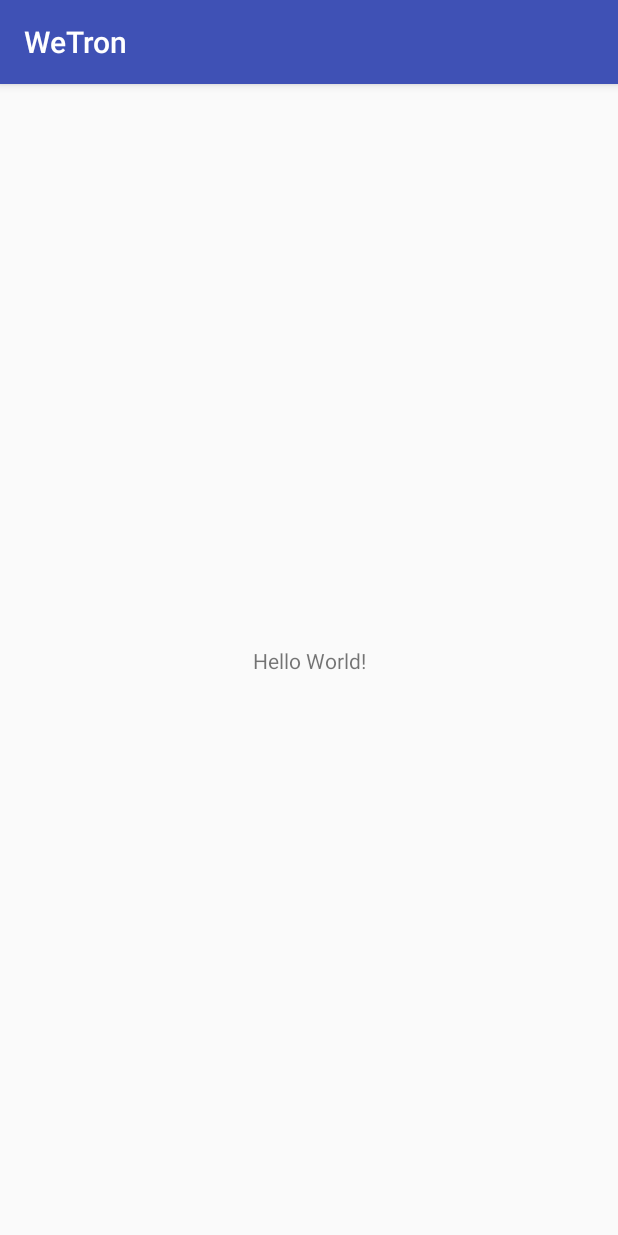
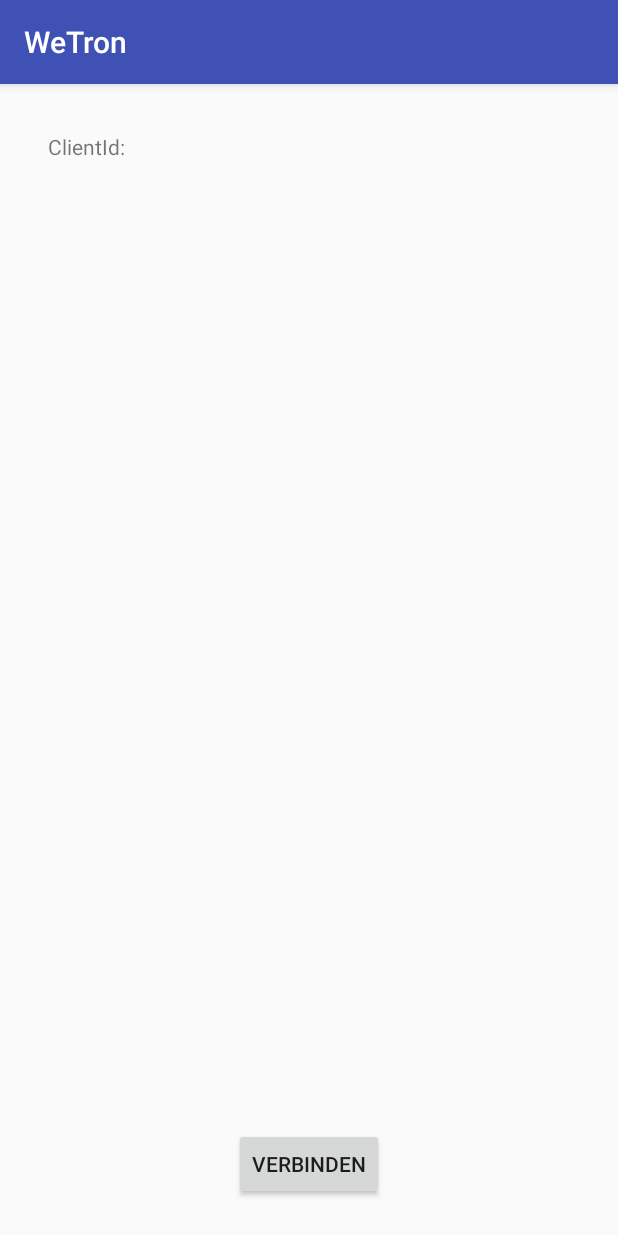
Before and after one commit to MasterInformatikHsBochum/weTron-frontend-android, an Android app: the screen it shows after launch (WeTronActivity), on a phone screen of 412 x 824 dp. Run offline under Robolectric (Android 15) with nearby library versions, the phone set to English and light mode, and no system bars; libraries missing offline, so code that uses them is left out: org.eclipse.paho.

Commit message:
POC for MQTT

```diff
--- a/03_Android/app/src/main/java/de/hs_bochum/wetron/WeTronActivity.java
+++ /dev/null
@@ -1,13 +0,0 @@
-package hs_bochum.de.wetron;
-
-import android.support.v7.app.AppCompatActivity;
-import android.os.Bundle;
-
-public class WeTronActivity extends AppCompatActivity {
-
-    @Override
-    protected void onCreate(Bundle savedInstanceState) {
-        super.onCreate(savedInstanceState);
-        setContentView(R.layout.activity_we_tron);
-    }
-}
--- /dev/null
+++ b/03_Android/app/src/main/java/de/hs_bochum/wetron/WeTronActivity.kt
@@ -0,0 +1,65 @@
+package de.hs_bochum.wetron
+
+import android.support.v7.app.AppCompatActivity
+import android.os.Bundle
+import android.view.View
+import android.widget.Toast
+import kotlinx.android.synthetic.main.activity_we_tron.*
+
+import hs_bochum.de.wetron.R
+import hs_bochum.de.wetron.R.id.clientIdTextview
+import hs_bochum.de.wetron.R.id.verbindenButton
+import org.eclipse.paho.client.mqttv3.IMqttDeliveryToken
+import org.eclipse.paho.client.mqttv3.MqttCallback
+import org.eclipse.paho.client.mqttv3.MqttClient
+import org.eclipse.paho.client.mqttv3.MqttMessage
+import org.eclipse.paho.client.mqttv3.persist.MemoryPersistence
+
+
+
+class WeTronActivity : AppCompatActivity(), MqttCallback {
+
+
+    override fun connectionLost(cause: Throwable?) {
+        TODO("not implemented") //To change body of created functions use File | Settings | File Templates.
+    }
+
+    override fun deliveryComplete(token: IMqttDeliveryToken?) {
+        TODO("not implemented") //To change body of created functions use File | Settings | File Templates.
+    }
+
+
+    override fun messageArrived(topic: String?, message: MqttMessage?) {
+        Toast.makeText(this, "Message received: " + message, Toast.LENGTH_SHORT).show();
+    }
+
+    override fun onCreate(savedInstanceState: Bundle?) {
+        super.onCreate(savedInstanceState)
+        setContentView(R.layout.activity_we_tron)
+        initButton()
+    }
+
+    private fun initButton() {
+        verbindenButton.setOnClickListener(View.OnClickListener {
+            connect();
+        })
+    }
+
+    fun connect(){
+        try{
+            val client = MqttClient(
+                    "tcp://193.175.85.50:1883", //URI
+                    MqttClient.generateClientId(), //ClientId
+                    MemoryPersistence()) //Persistence
+            client.connect();
+            clientIdTextview.setText(client.clientId);
+            client.setCallback(this);
+        }catch (e : Exception){
+            showErrorMessage(e.message);
+        }
+    }
+
+    private fun showErrorMessage(message: String?) {
+        Toast.makeText(this, message, Toast.LENGTH_SHORT).show();
+    }
+}
--- a/03_Android/app/src/main/res/layout/activity_we_tron.xml
+++ b/03_Android/app/src/main/res/layout/activity_we_tron.xml
@@ -4,15 +4,36 @@
     xmlns:tools="http://schemas.android.com/tools"
     android:layout_width="match_parent"
     android:layout_height="match_parent"
-    tools:context="hs_bochum.de.wetron.WeTronActivity">
+    tools:context="de.hs_bochum.wetron.WeTronActivity">
+
+    <Button
+        android:id="@+id/verbindenButton"
+        android:layout_width="wrap_content"
+        android:layout_height="wrap_content"
+        android:layout_marginBottom="24dp"
+        android:layout_marginEnd="8dp"
+        android:layout_marginStart="8dp"
+        android:text="Verbinden"
+        app:layout_constraintBottom_toBottomOf="parent"
+        app:layout_constraintEnd_toEndOf="parent"
+        app:layout_constraintStart_toStartOf="parent" />
 
     <TextView
+        android:id="@+id/clientIdLabel"
         android:layout_width="wrap_content"
         android:layout_height="wrap_content"
-        android:text="Hello World!"
-        app:layout_constraintBottom_toBottomOf="parent"
-        app:layout_constraintLeft_toLeftOf="parent"
-        app:layout_constraintRight_toRightOf="parent"
+        android:layout_marginStart="32dp"
+        android:layout_marginTop="32dp"
+        android:text="ClientId:"
+        app:layout_constraintStart_toStartOf="parent"
         app:layout_constraintTop_toTopOf="parent" />
 
+    <TextView
+        android:id="@+id/clientIdTextview"
+        android:layout_width="wrap_content"
+        android:layout_height="wrap_content"
+        android:layout_marginStart="32dp"
+        android:layout_marginTop="0dp"
+        app:layout_constraintStart_toEndOf="@+id/clientIdLabel"
+        app:layout_constraintTop_toTopOf="@+id/clientIdLabel" />
 </android.support.constraint.ConstraintLayout>
--- a/03_Android/build.gradle
+++ b/03_Android/build.gradle
@@ -1,11 +1,13 @@
 // Top-level build file where you can add configuration options common to all sub-projects/modules.
 
 buildscript {
+    ext.kotlin_version = '1.1.2-4'
     repositories {
         jcenter()
     }
     dependencies {
-        classpath 'com.android.tools.build:gradle:2.3.2'
+        classpath 'com.android.tools.build:gradle:3.0.0-alpha4'
+        classpath "org.jetbrains.kotlin:kotlin-gradle-plugin:$kotlin_version"
 
         // NOTE: Do not place your application dependencies here; they belong
         // in the individual module build.gradle files
```
Also changed, not shown: 03_Android/app/build.gradle (+10 -0 lines), 03_Android/app/src/main/AndroidManifest.xml (+6 -3 lines), 03_Android/gradle/wrapper/gradle-wrapper.properties (deleted), 7 other files.
